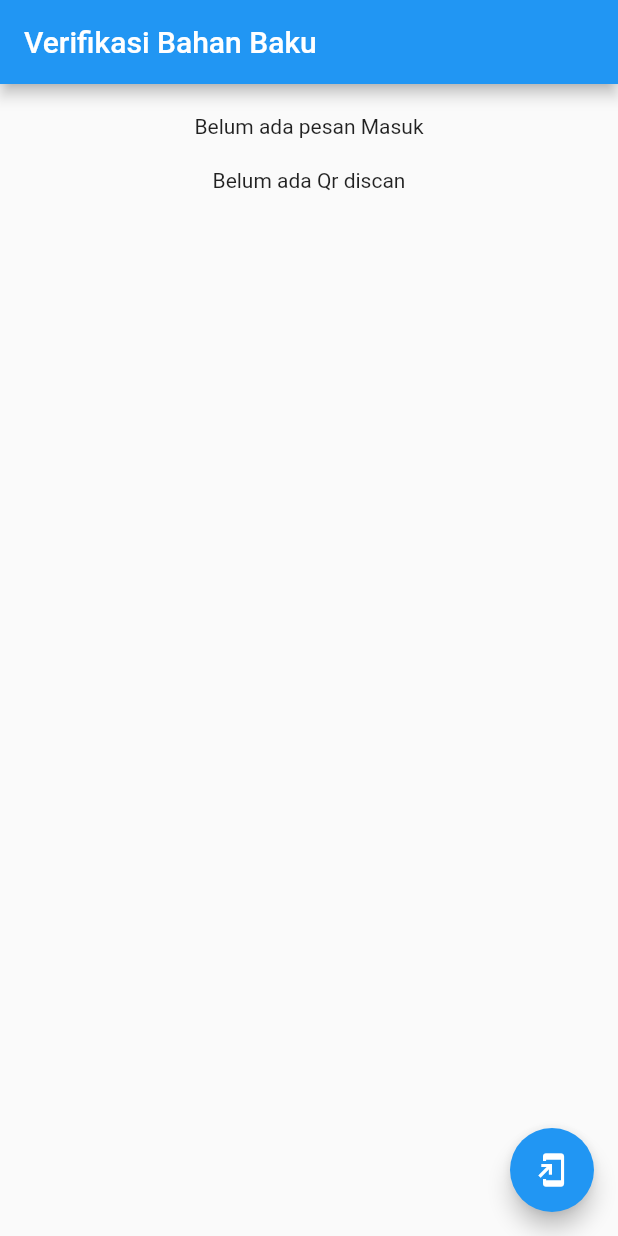
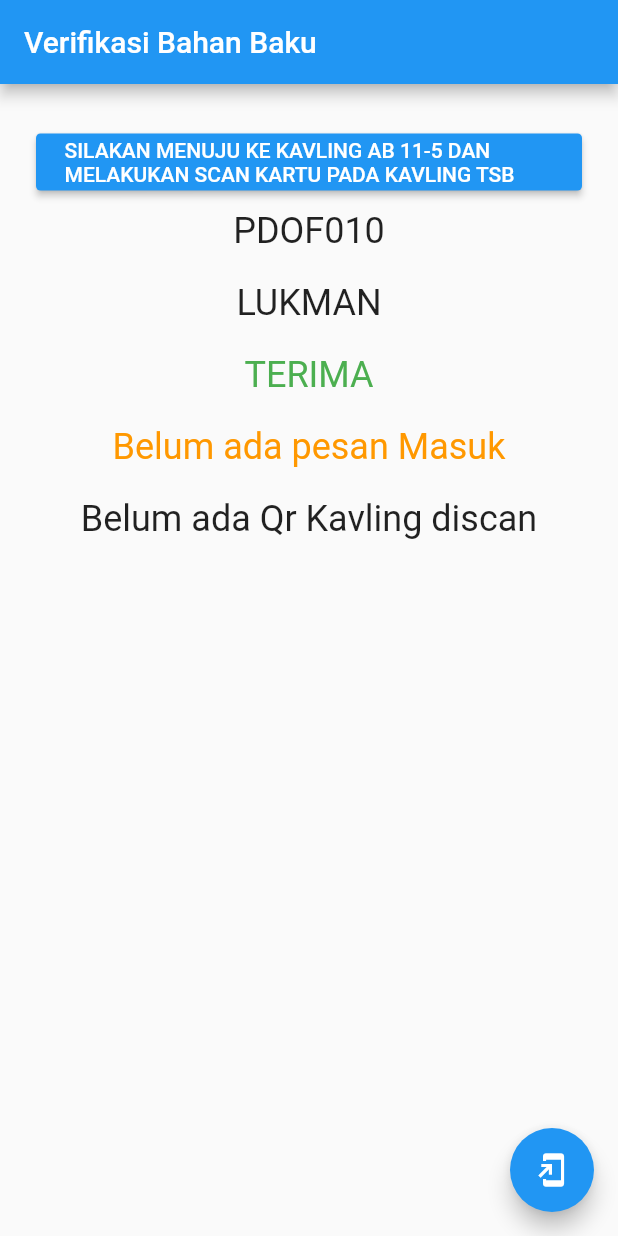
Before and after one commit to dodik474762/design_pattern_flutter, a Flutter app: the screen it shows after launch, on a phone screen of 412 x 824 dp. Run offline on Flutter 3.47's test engine with Material 2 defaults, Android fonts, the phone set to English and light mode, and no system bars; our stand-ins replace equatable, flutter_bloc, shared_preferences; missing offline and left inert: flutter_socket_io, qrscan.

Commit message:
nre_update

```diff
--- a/template/lib/config/url.dart
+++ b/template/lib/config/url.dart
@@ -1,6 +1,7 @@
 //untuk setting url api
 
-class Url{
-  static String appsurl = "http://192.168.1.11/eclever";
+class Url {
+  static String appsurl = "http://192.168.203.108/pobb";
+  // static String appsurl = "http://192.168.1.11/eclever";
   static String websocketurl = "http://192.168.203.108:3000";
 }
--- a/template/lib/modules/verifikasibhnbaku/controllers/scanner/bloc/scanner.bloc.dart
+++ b/template/lib/modules/verifikasibhnbaku/controllers/scanner/bloc/scanner.bloc.dart
@@ -7,6 +7,9 @@ import 'package:flutter_bloc/flutter_bloc.dart';
 import 'package:template/modules/verifikasibhnbaku/controllers/scanner/events/scanner.events.dart';
 import 'package:template/modules/verifikasibhnbaku/controllers/scanner/state/scanner.state.dart';
 import 'package:template/modules/verifikasibhnbaku/models/verifikasi.models.dart';
+import 'package:template/routes/api.dart';
+import 'package:http/http.dart' as http;
+import 'dart:convert';
 
 class ScannerBloc extends Bloc<ScannerEvent, ScannerState> {
   @override
@@ -14,11 +17,28 @@ class ScannerBloc extends Bloc<ScannerEvent, ScannerState> {
 
   @override
   Stream<ScannerState> mapEventToState(ScannerEvent event) async* {
-    // print(event);
     if (event is ScanQr) {
-      // print("scannerd");
       String cameraScanResult = await scanner.scan();
-      yield OutputHasilScanQr(qrcode: cameraScanResult);
+
+      yield BeforeScanQr();
+      try {
+        VerifikasiModel.params["kavling"] = cameraScanResult;
+        var request = await http.post(
+            Api.route[VerifikasiModel.modules]['verifikasi'],
+            body: VerifikasiModel.params);
+        if (request.statusCode == 200) {
+          // print(request.body);
+          var data = json.decode(request.body);
+          var msg = data['data'][0]['notifikasi'];
+          // print(msg);
+          yield QrScanSuccess(
+              message: msg.toString(), kavlingScanned: cameraScanResult);
+        } else {
+          yield QrScanFailed(error: request.statusCode.toString());
+        }
+      } catch (e) {
+        yield QrScanFailed(error: e.message.toString());
+      }
     }
   }
 }
--- a/template/lib/modules/verifikasibhnbaku/controllers/scanner/state/scanner.state.dart
+++ b/template/lib/modules/verifikasibhnbaku/controllers/scanner/state/scanner.state.dart
@@ -18,3 +18,25 @@ class OutputHasilScanQr extends ScannerState {
   @override
   List<Object> get props => [qrcode];
 }
+
+class BeforeScanQr extends ScannerState {
+  @override
+  List<Object> get props => [];
+}
+
+class QrScanFailed extends ScannerState {
+  String error;
+  QrScanFailed({this.error});
+
+  @override
+  List<Object> get props => [error];
+}
+
+class QrScanSuccess extends ScannerState {
+  String message;
+  String kavlingScanned;
+  QrScanSuccess({this.message, this.kavlingScanned});
+
+  @override
+  List<Object> get props => [message, kavlingScanned];
+}
--- a/template/lib/modules/verifikasibhnbaku/models/verifikasi.models.dart
+++ b/template/lib/modules/verifikasibhnbaku/models/verifikasi.models.dart
@@ -1,4 +1,6 @@
 class VerifikasiModel {
   static String aktifitas = '';
   static String qrcode = '';
+  static String modules = "verifikasi";
+  static Map<String, dynamic> params = {};
 }
--- a/template/lib/modules/verifikasibhnbaku/views/verifikasi.views.dart
+++ b/template/lib/modules/verifikasibhnbaku/views/verifikasi.views.dart
@@ -11,6 +11,8 @@ import 'package:template/modules/verifikasibhnbaku/controllers/scanner/bloc/scan
 import 'package:template/modules/verifikasibhnbaku/controllers/scanner/events/scanner.events.dart';
 import 'package:template/modules/verifikasibhnbaku/controllers/scanner/state/scanner.state.dart';
 import 'package:template/modules/verifikasibhnbaku/models/verifikasi.models.dart';
+import 'package:http/http.dart' as http;
+import 'package:template/routes/api.dart';
 
 class VerifikasiBhnBaku extends StatefulWidget {
   VerifikasiBhnBaku({Key key}) : super(key: key);
@@ -29,13 +31,14 @@ class _VerifikasiBhnBakuState extends State<VerifikasiBhnBaku> {
     _bloc = new AktifitasBloc();
     _blocScanner = new ScannerBloc();
 
-    WebSocketConfig.init();
-    WebSocketConfig.socketIO.subscribe('scan', (data) {
-      var result = json.decode(data);
-      VerifikasiModel.aktifitas = result['aktifitas'].toString();
-      print(result['aktifitas']);
-      _bloc.add(PerbaharuiAktifitas());
-    });
+    // WebSocketConfig.init();
+    // WebSocketConfig.socketIO.subscribe('scan', (data) {
+    //   // print(data['notifikasi']);
+    //   var result = json.decode(data);
+    //   VerifikasiModel.aktifitas = result['notifikasi'].toString();
+    //   // print(result);
+    //   _bloc.add(PerbaharuiAktifitas());
+    // });
   }
 
   @override
@@ -44,21 +47,63 @@ class _VerifikasiBhnBakuState extends State<VerifikasiBhnBaku> {
       appBar: AppBar(
         title: Text("Verifikasi Bahan Baku"),
       ),
-      body: Container(
+      body: SingleChildScrollView(
+        child: Container(
           child: Column(
             children: <Widget>[
               SizedBox(
                 height: 20,
               ),
+              Container(
+                  margin: EdgeInsets.only(left: 16, right: 16),
+                  padding: EdgeInsets.all(8),
+                  child: RaisedButton(
+                    child: Padding(
+                      padding: EdgeInsets.all(3),
+                      child: Text(
+                        "SILAKAN MENUJU KE KAVLING AB 11-5 DAN MELAKUKAN SCAN KARTU PADA KAVLING TSB",
+                        style: TextStyle(color: Colors.white),
+                      ),
+                    ),
+                    color: Colors.blue,
+                    onPressed: () {},
+                    shape: RoundedRectangleBorder(
+                        borderRadius: BorderRadius.circular(3.0)),
+                  )),
+              Center(
+                child: Text("PDOF010", style: TextStyle(fontSize: 24)),
+              ),
+              SizedBox(
+                height: 20,
+              ),
+              Center(
+                child: Text("LUKMAN", style: TextStyle(fontSize: 24)),
+              ),
+              SizedBox(
+                height: 20,
+              ),
+              Center(
+                child: Text("TERIMA",
+                    style: TextStyle(fontSize: 24, color: Colors.green)),
+              ),
+              SizedBox(
+                height: 20,
+              ),
               Center(
                 child: BlocBuilder(
-                  bloc: _bloc,
+                    bloc: _blocScanner,
                     builder: (context, state) {
-                    if (state is OutputAktifitas) {
-                      return Text("${state.aktifitas}");
+                      if (state is QrScanSuccess) {
+                        // print(state);
+                        return Container(
+                          margin: EdgeInsets.only(left: 16, right: 16),
+                          child: Text("${state.message}",
+                              style: TextStyle(fontSize: 24)),
+                        );
                       }
 
-                    return Text("Belum ada pesan Masuk");
+                      return Text("Belum ada pesan Masuk",
+                          style: TextStyle(fontSize: 24, color: Colors.orange));
                     }),
               ),
               SizedBox(
@@ -68,19 +113,59 @@ class _VerifikasiBhnBakuState extends State<VerifikasiBhnBaku> {
                 child: BlocBuilder(
                     bloc: _blocScanner,
                     builder: (context, state) {
-                    if (state is OutputHasilScanQr) {
-                      return Text("${state.qrcode}");
+                      if (state is QrScanSuccess) {
+                        return Text("${state.kavlingScanned}");
                       }
 
-                    return Text("Belum ada Qr discan");
+                      return Text("Belum ada Qr Kavling discan",
+                          style: TextStyle(fontSize: 24));
+                    }),
+              ),
+              SizedBox(
+                height: 20,
+              ),
+              Center(
+                child: BlocBuilder(
+                    bloc: _blocScanner,
+                    builder: (context, state) {
+                      if (state is BeforeScanQr) {
+                        return Container(
+                          height: 50.0,
+                          color: Colors.transparent,
+                          child: Center(
+                            child: new CircularProgressIndicator(),
+                          ),
+                        );
+                      }
+
+                      if (state is QrScanFailed) {
+                        return Text("Scan Gagal ${state.error}",
+                            style: TextStyle(fontSize: 24, color: Colors.red));
+                      }
+
+                      return Text("", style: TextStyle(fontSize: 24));
                     }),
               ),
             ],
           ),
         ),
+      ),
       floatingActionButton: FloatingActionButton(
           child: Icon(Icons.add_to_home_screen),
-          onPressed: () {
+          onPressed: () async {
+            // print(Api.route[VerifikasiModel.modules]['verifikasi']);
+            // try {
+            //   VerifikasiModel.params["kavling"] = "okeeee";
+            //   // print(VerifikasiModel.params);
+            //   var request = await http.post(
+            //       Api.route[VerifikasiModel.modules]['verifikasi'],
+            //       body: {'kavling': 'okeee'});
+            //   if (request.statusCode == 200) {
+            //     print(request.body);
+            //   }
+            // } catch (e) {
+            //   print("error ${e.message}");
+            // }
             _blocScanner.add(ScanQr());
             //scan qrcode
           }),
--- a/template/lib/routes/api.dart
+++ b/template/lib/routes/api.dart
@@ -1,12 +1,11 @@
 import 'package:template/config/url.dart';
 import 'package:template/modules/dashboard/models/dashboard.models.dart';
+import 'package:template/modules/verifikasibhnbaku/models/verifikasi.models.dart';
 
 //untuk route url api per modules
-class Api{
-
+class Api {
   static Map route = {
-    DashboardModels.modules:{
-      'getData': Url.appsurl+"/login/getData"
-    }
+    DashboardModels.modules: {'getData': Url.appsurl + "/login/getData"},
+    VerifikasiModel.modules: {'verifikasi': Url.appsurl + "/verifikasi/verify"}
   };
 }
```
Lines whose indentation alone changed are shown as unchanged.
